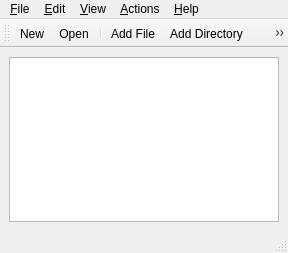
Old version of the form pyqtarc/ui/main.ui in the repository rgfernandes/qtdesktop.
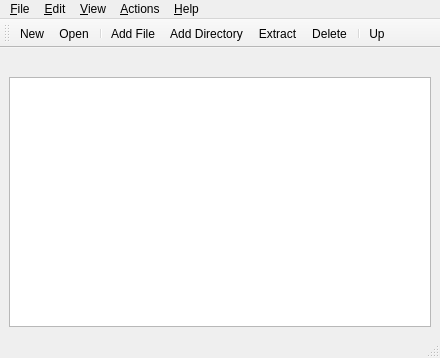
New version of the form. Icons and pictures are not drawn.

Commit message: treeview=>listview

Patch:
```diff
--- a/pyqtarc/ui/main.ui
+++ b/pyqtarc/ui/main.ui
@@ -6,8 +6,8 @@
    <rect>
     <x>0</x>
     <y>0</y>
-    <width>288</width>
-    <height>253</height>
+    <width>440</width>
+    <height>358</height>
    </rect>
   </property>
   <property name="windowTitle">
@@ -16,19 +16,13 @@
   <widget class="QWidget" name="centralwidget">
    <layout class="QVBoxLayout" name="verticalLayout">
     <item>
-     <widget class="QTreeView" name="treeView">
-      <property name="acceptDrops">
+     <widget class="QLabel" name="address"/>
+    </item>
+    <item>
+     <widget class="QListView" name="treeView">
+      <property name="isWrapping" stdset="0">
        <bool>true</bool>
       </property>
-      <property name="dragEnabled">
-       <bool>true</bool>
-      </property>
-      <property name="alternatingRowColors">
-       <bool>true</bool>
-      </property>
-      <property name="selectionMode">
-       <enum>QAbstractItemView::ExtendedSelection</enum>
-      </property>
      </widget>
     </item>
    </layout>
@@ -38,7 +32,7 @@
     <rect>
      <x>0</x>
      <y>0</y>
-     <width>288</width>
+     <width>440</width>
      <height>20</height>
     </rect>
    </property>
@@ -114,6 +108,8 @@
    <addaction name="action_AddDirectory"/>
    <addaction name="action_Extract"/>
    <addaction name="action_Delete"/>
+   <addaction name="separator"/>
+   <addaction name="action_Up"/>
   </widget>
   <action name="action_FileNew">
    <property name="icon">
@@ -368,6 +364,15 @@
     <string>&amp;Columns</string>
    </property>
   </action>
+  <action name="action_Up">
+   <property name="icon">
+    <iconset resource="../pyqtarc.qrc">
+     <normaloff>:/icons/icons/24x24/go-up.png</normaloff>:/icons/icons/24x24/go-up.png</iconset>
+   </property>
+   <property name="text">
+    <string>Up</string>
+   </property>
+  </action>
  </widget>
  <resources>
   <include location="../pyqtarc.qrc"/>
```
The commit also changes 2 other files.
